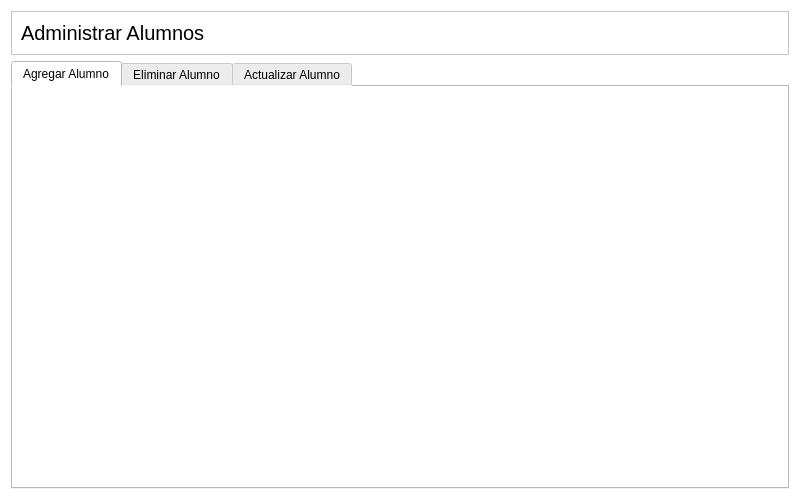
Old version of the form Proyecto/adminalumno.ui in the repository carlosvelaquez/ProyectoTBDII.
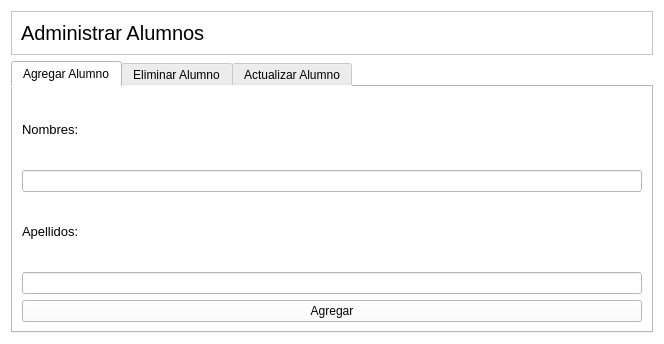
New version of the form.

Diff of the .ui file:
```diff
--- a/Proyecto/adminalumno.ui
+++ b/Proyecto/adminalumno.ui
@@ -6,8 +6,8 @@
    <rect>
     <x>0</x>
     <y>0</y>
-    <width>800</width>
-    <height>500</height>
+    <width>664</width>
+    <height>344</height>
    </rect>
   </property>
   <property name="windowTitle">
@@ -50,19 +50,35 @@
       <attribute name="title">
        <string>Agregar Alumno</string>
       </attribute>
+      <layout class="QGridLayout" name="gridLayout">
+       <item row="0" column="0">
       <widget class="QLabel" name="label_2">
-       <property name="geometry">
-        <rect>
-         <x>40</x>
-         <y>50</y>
-         <width>54</width>
-         <height>17</height>
-        </rect>
-       </property>
+         <property name="text">
+          <string>&lt;html&gt;&lt;head/&gt;&lt;body&gt;&lt;p&gt;&lt;span style=&quot; font-size:10pt;&quot;&gt;Nombres: &lt;/span&gt;&lt;/p&gt;&lt;/body&gt;&lt;/html&gt;</string>
+         </property>
+        </widget>
+       </item>
+       <item row="1" column="0">
+        <widget class="QLineEdit" name="lineEdit"/>
+       </item>
+       <item row="2" column="0">
+        <widget class="QLabel" name="label_3">
        <property name="text">
-        <string/>
-       </property>
-      </widget>
+          <string>&lt;html&gt;&lt;head/&gt;&lt;body&gt;&lt;p&gt;&lt;span style=&quot; font-size:10pt;&quot;&gt;Apellidos:&lt;/span&gt;&lt;/p&gt;&lt;/body&gt;&lt;/html&gt;</string>
+         </property>
+        </widget>
+       </item>
+       <item row="3" column="0">
+        <widget class="QLineEdit" name="lineEdit_2"/>
+       </item>
+       <item row="4" column="0">
+        <widget class="QPushButton" name="pushButton">
+         <property name="text">
+          <string>Agregar</string>
+         </property>
+        </widget>
+       </item>
+      </layout>
      </widget>
      <widget class="QWidget" name="tab_2">
       <attribute name="title">
```
Lines whose indentation alone changed are shown as unchanged.
